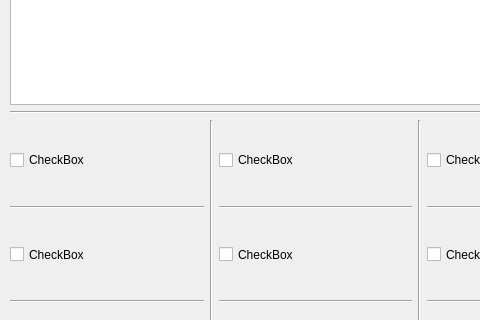
First picture: the form in gui/TBDIC.ui, repository SiemensHalske/TBDiC, before the edit; both pictures show x 0 to 480 and y 202 to 522 of the 1280 by 720 pixel window.
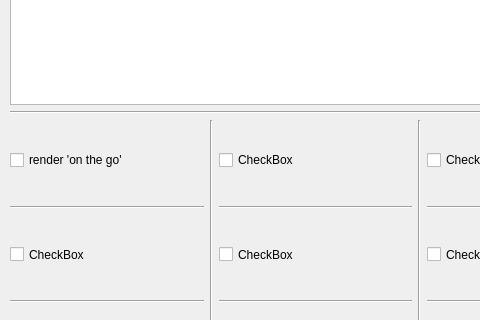
Second picture: the form after the edit.

```diff
--- a/gui/TBDIC.ui
+++ b/gui/TBDIC.ui
@@ -251,7 +251,7 @@
           <bool>true</bool>
          </property>
          <property name="text">
-          <string>CheckBox</string>
+          <string>render 'on the go'</string>
          </property>
         </widget>
        </item>
```
